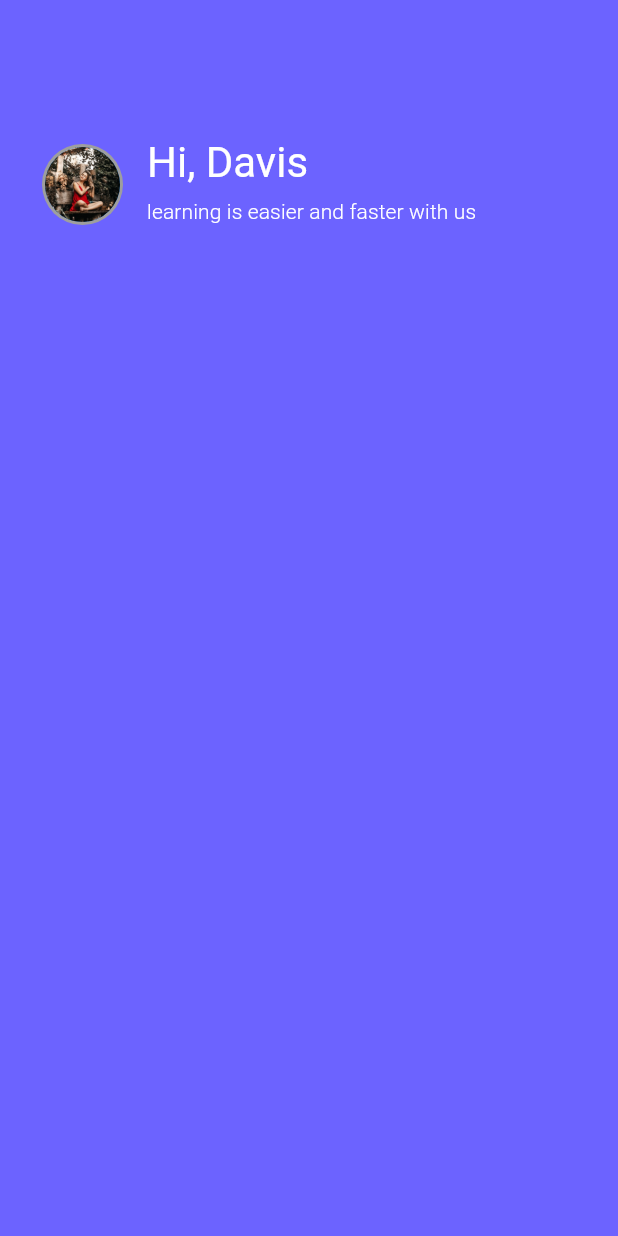
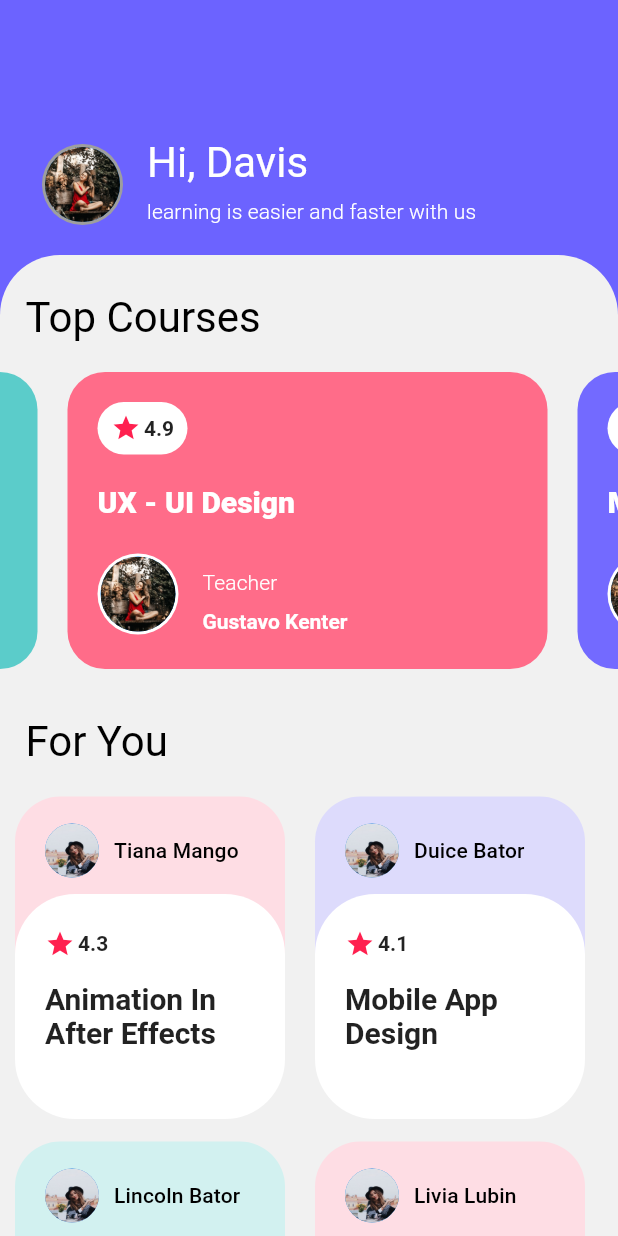
Before and after one commit to IMEF-FEMI/Flutter-Online-Learning-App-Concept, a Flutter app: the screen it shows after launch, on a phone screen of 412 x 824 dp. Run offline on Flutter 3.47's test engine with Material 2 defaults, Android fonts, the phone set to English and light mode, and no system bars.

Commit message:
added detail screen

```diff
--- /dev/null
+++ b/lib/course_detail.dart
@@ -0,0 +1,90 @@
+import 'package:flutter/material.dart';
+
+class CourseDetail extends StatelessWidget {
+  @override
+  Widget build(BuildContext context) {
+    return Scaffold(
+      body: Stack(
+        fit: StackFit.expand,
+        children: <Widget>[
+          Positioned(
+            top: 20,
+            child: Container(
+              child: Padding(
+                  padding: const EdgeInsets.only(left: 20.0, top: 80),
+                  child: InkWell(
+                    onTap: () => Navigator.of(context).pop(),
+                    child: Row(
+                      children: <Widget>[
+                        Icon(
+                          Icons.arrow_back_ios,
+                          color: Colors.white,
+                        ),
+                        SizedBox(width: 15),
+                        Text(
+                          "Back",
+                          style: Theme.of(context).textTheme.headline5.copyWith(
+                                color: Colors.white,
+                              ),
+                        )
+                      ],
+                    ),
+                  )),
+            ),
+          ),
+          Positioned(
+            top: 170,
+            left: 0,
+            child: Container(
+              padding: EdgeInsets.only(top: 25),
+              height: MediaQuery.of(context).size.height,
+              width: MediaQuery.of(context).size.width,
+              decoration: BoxDecoration(
+                  borderRadius: BorderRadius.vertical(top: Radius.circular(40)),
+                  color: Color(0xfff1f1f1)),
+              child: ListView(
+                children: <Widget>[
+                  Padding(
+                    padding: const EdgeInsets.symmetric(horizontal: 18.0),
+                    child: ListTile(
+                      isThreeLine: true,
+                      leading: Container(
+                        width: 150,
+                        height: 250,
+                        decoration: BoxDecoration(
+                          color: Colors.red,
+                          borderRadius:
+                              BorderRadius.all(Radius.circular(20)),
+                        ),
+                      ),
+                      contentPadding: EdgeInsets.all(0),
+                      title: Padding(
+                        padding: const EdgeInsets.symmetric(vertical: 18.0),
+                        child: Text(
+                          'Hi, Davis ',
+                          style: TextStyle(
+                            // color: Colors.white,
+                            fontSize: 28,
+                            fontWeight: FontWeight.w400,
+                          ),
+                        ),
+                      ),
+                      subtitle: Text(
+                        'learning is easier and faster with us',
+                        style: Theme.of(context)
+                            .textTheme
+                            .subtitle2
+                            .copyWith(fontWeight: FontWeight.w300),
+                      ),
+                      onTap: () {},
+                    ),
+                  ),
+                ],
+              ),
+            ),
+          ),
+        ],
+      ),
+    );
+  }
+}
--- /dev/null
+++ b/lib/for_you_cards.dart
@@ -0,0 +1,107 @@
+import 'package:flutter/material.dart';
+
+class ForYouCard extends StatelessWidget {
+  final Color color;
+  final String name;
+  final String course;
+  final String rating;
+
+  const ForYouCard({Key key, this.color, this.name, this.course, this.rating}) : super(key: key);
+
+  @override
+  Widget build(BuildContext context) {
+    return Padding(
+      padding:
+          const EdgeInsets.only(top: 10, bottom: 0.0, left: 10, right: 10),
+      child: Stack(
+        children: <Widget>[
+          Container(
+            width: 180,
+            height: 200,
+            decoration: BoxDecoration(
+              color: color,
+              borderRadius: BorderRadius.all(Radius.circular(30)),
+            ),
+            child: Column(
+              children: <Widget>[
+                Padding(
+                  padding: const EdgeInsets.symmetric(
+                      vertical: 18.0, horizontal: 20.0),
+                  child: Row(
+                    children: <Widget>[
+                      CircleAvatar(
+                        radius: 18,
+                        backgroundColor: Colors.white,
+                        child: CircleAvatar(
+                          backgroundImage: AssetImage('assets/ol2.jpeg'),
+                          radius: 18,
+                        ),
+                      ),
+                      SizedBox(
+                        width: 10,
+                      ),
+                      Text(
+                        name,
+                        style: Theme.of(context).textTheme.subtitle2.copyWith(
+                              color: Colors.black,
+                              // fontWeight: FontWeight.w200,
+                            ),
+                      ),
+                    ],
+                  ),
+                ),
+              ],
+            ),
+          ),
+          Positioned(
+            top: 65,
+            left: 0,
+            child: Container(
+              width: 180,
+              height: 150,
+              decoration: BoxDecoration(
+                color: Color(0xffffffff),
+                borderRadius: BorderRadius.all(Radius.circular(40)),
+              ),
+              child: Column(
+                children: <Widget>[
+                  Padding(
+                    padding: const EdgeInsets.only(
+                        top: 23.0, left: 20.0, right: 20.0),
+                    child: Column(
+                      children: <Widget>[
+                        Row(
+                          mainAxisAlignment: MainAxisAlignment.start,
+                          children: <Widget>[
+                            Icon(
+                              Icons.star,
+                              size: 20,
+                              color: Color(0xffff204f),
+                            ),
+                            SizedBox(width: 2),
+                            Text(
+                              rating,
+                              style: TextStyle(fontWeight: FontWeight.w600),
+                            )
+                          ],
+                        ),
+                        SizedBox(
+                          height: 15,
+                        ),
+                        Text(course,
+                            style:
+                                Theme.of(context).textTheme.headline6.copyWith(
+                                      fontWeight: FontWeight.w600,
+                                    ))
+                      ],
+                    ),
+                  ),
+                ],
+              ),
+            ),
+          )
+        ],
+      ),
+    );
+  }
+}
--- a/lib/main.dart
+++ b/lib/main.dart
@@ -1,4 +1,5 @@
 import 'package:flutter/material.dart';
+import 'package:online_learning_app/for_you_cards.dart';
 
 import 'top_course_card.dart';
 
@@ -19,11 +20,21 @@ class MyApp extends StatelessWidget {
   }
 }
 
-class HomeScreen extends StatelessWidget {
+class HomeScreen extends StatefulWidget {
+  @override
+  _HomeScreenState createState() => _HomeScreenState();
+}
+
+class _HomeScreenState extends State<HomeScreen> {
+  final ScrollController _controller = ScrollController(
+    initialScrollOffset: 305,
+  );
+
   @override
   Widget build(BuildContext context) {
     return Scaffold(
       body: Stack(
+        fit: StackFit.expand,
         children: <Widget>[
           Container(
             child: Padding(
@@ -59,95 +70,116 @@ class HomeScreen extends StatelessWidget {
               ),
             ),
           ),
+          Positioned(
+            top: 170,
+            left: 0,
+            child: Container(
+              padding: EdgeInsets.only(top: 25),
+              height: MediaQuery.of(context).size.height,
+              width: MediaQuery.of(context).size.width,
+              decoration: BoxDecoration(
+                  borderRadius: BorderRadius.vertical(top: Radius.circular(40)),
+                  color: Color(0xfff1f1f1)),
+              child: ListView(
+                children: <Widget>[
+                  Padding(
+                    padding: const EdgeInsets.symmetric(
+                      horizontal: 17,
+                    ),
+                    child: Text(
+                      "Top Courses",
+                      style: Theme.of(context)
+                          .textTheme
+                          .headline4
+                          .copyWith(color: Colors.black, fontSize: 28),
+                    ),
+                  ),
+                  SizedBox(
+                    height: 250,
+                    child: ListView(
+                      controller: _controller,
+                      scrollDirection: Axis.horizontal,
+                      shrinkWrap: true,
+                      children: <Widget>[
+                        TopCourse(
+                          color: Color(0xff5bccca),
+                          courseTitle: "Web - HTML / CSS",
+                        ),
+                        TopCourse(
+                          color: Color(0xffff6c89),
+                          courseTitle: "UX - UI Design",
+                        ),
+                        TopCourse(
+                          color: Color(0xff736aff),
+                          courseTitle: "Mobile - Flutter",
+                        ),
+                      ],
+                    ),
+                  ),
+                  Padding(
+                    padding: const EdgeInsets.symmetric(
+                      horizontal: 17,
+                    ),
+                    child: Text(
+                      "For You",
+                      style: Theme.of(context)
+                          .textTheme
+                          .headline4
+                          .copyWith(color: Colors.black, fontSize: 28),
+                    ),
+                  ),
+                  SizedBox(height: 10,),
+
+                  SizedBox(
+                    height: 230,
+                    child: ListView(
+                      controller: _controller,
+                      scrollDirection: Axis.horizontal,
+                      shrinkWrap: true,
+                      children: <Widget>[
+                        ForYouCard(
+                          color: Color(0xfffedde4),
+                          name: "Tiana Mango",
+                          course: "Animation In After Effects",
+                          rating: "4.3",
+                        ),
+                        ForYouCard(
+                          color: Color(0xffdddbfc),
+                          name: "Duice Bator",
+                          course: "Mobile App Design",
+                          rating: "4.1",
+                        ),
+                      ],
+                    ),
+                  ),
+                  SizedBox(
+                    height: 430,
+                    child: ListView(
+                      controller: _controller,
+                      scrollDirection: Axis.horizontal,
+                      shrinkWrap: true,
+                      children: <Widget>[
+                        ForYouCard(
+                          color: Color(0xffd2f1f0),
+                          name: "Lincoln Bator",
+                          course: "Animation In After Effects",
+                          rating: "4.5",
+                        ),
+                        ForYouCard(
+                          color: Color(0xfffedde4),
+                          name: "Livia Lubin",
+                          course: "Mobile App Design",
+                          rating: "4.7",
+                        ),
+                      ],
+                    ),
+                  ),
+                ],
+              ),
+            ),
+          ),
         ],
       ),
-      // body: Column(
-      //   children: <Widget>[
-      //     SizedBox(
-      //       height: 80,
-      //     ),
-      //     Padding(
-      //       padding: const EdgeInsets.symmetric(horizontal: 28.0),
-      //       child: ListTile(
-      //         isThreeLine: true,
-      //         leading: CircleAvatar(
-      //           radius: 27,
-      //           backgroundColor: Colors.grey[500],
-      //           child: CircleAvatar(
-      //             backgroundImage: AssetImage('assets/ol1.jpeg'),
-      //             radius: 25,
-      //           ),
-      //         ),
-      //         contentPadding: EdgeInsets.all(0),
-      //         title: Padding(
-      //           padding: const EdgeInsets.symmetric(vertical: 8.0),
-      //           child: Text(
-      //             'Hi, Davis ',
-      //             style: TextStyle(
-      //               color: Colors.white,
-      //               fontSize: 28,
-      //               fontWeight: FontWeight.w500,
-      //             ),
-      //           ),
-      //         ),
-      //         subtitle: Text(
-      //           'learning is easier and faster with us',
-      //           style: Theme.of(context)
-      //               .textTheme
-      //               .subtitle2
-      //               .copyWith(color: Colors.white, fontWeight: FontWeight.w300),
-      //         ),
-      //         onTap: () {},
-      //       ),
-      //     ),
-      //     SizedBox(
-      //       height: 20,
-      //     ),
-      //     Container(
-      //       decoration: BoxDecoration(
-      //         color: Color(0xffffffff),
-      //         borderRadius: BorderRadius.only(
-      //             topRight: Radius.circular(40), topLeft: Radius.circular(40)),
-      //       ),
-      //       margin: EdgeInsets.all(8),
-      //       constraints: BoxConstraints.expand(height: 300, ),
-      //       width: MediaQuery.of(context).size.width,
-      //       child: Column(
-      //         crossAxisAlignment: CrossAxisAlignment.start,
-      //         children: <Widget>[
-      //           SizedBox(
-      //             height: 20,
-      //           ),
-      //           Padding(
-      //             padding: const EdgeInsets.symmetric(horizontal:15,),
-      //             child: Text(
-      //               "Top Courses",
-      //               style: Theme.of(context)
-      //                   .textTheme
-      //                   .headline4
-      //                   .copyWith(color: Colors.black, fontSize: 30),
-      //             ),
-      //           ),
-      //           Expanded(
-      //               child: GridView.count(
-      //             scrollDirection: Axis.horizontal,
-      //             crossAxisCount: 1,
-      //             crossAxisSpacing: 10,
-      //             mainAxisSpacing: 10,
-      //             children: <Widget>[
-      //               TopCourse(
-      //                 color: Colors.pink,
-      //               ),
-      //               TopCourse(
-      //                 color: Colors.blue,
-      //               ),
-      //             ],
-      //           )),
-      //         ],
-      //       ),
-      //     )
-      //   ],
-      // ),
     );
   }
 }
--- a/lib/top_course_card.dart
+++ b/lib/top_course_card.dart
@@ -1,30 +1,97 @@
 import 'package:flutter/material.dart';
+
+import 'course_detail.dart';
 
 class TopCourse extends StatelessWidget {
   final Color color;
+  final String courseTitle;
 
-  const TopCourse({Key key, this.color}) : super(key: key);
+  const TopCourse({Key key, this.color, this.courseTitle}) : super(key: key);
   @override
   Widget build(BuildContext context) {
-    return Padding(
-      padding: const EdgeInsets.symmetric(vertical: 40.0, horizontal: 10),
+    return Column(
+      children: <Widget>[
+        Padding(
+          padding:
+              const EdgeInsets.only(top: 20, bottom: 20.0, left: 10, right: 10),
           child: Container(
+            width: 320,
             child: Material(
               color: color,
-            borderRadius: BorderRadius.all(Radius.circular(20)),
+              borderRadius: BorderRadius.all(Radius.circular(25)),
               child: InkWell(
-      borderRadius: BorderRadius.all(Radius.circular(20)),
-      onTap: () {},
+                borderRadius: BorderRadius.all(Radius.circular(25)),
+                onTap: () => Navigator.of(context).push(MaterialPageRoute(
+                      builder: (context) => CourseDetail())),
                 child: Padding(
-        padding: EdgeInsets.all(10),
+                  padding: EdgeInsets.symmetric(horizontal: 20, vertical: 20),
                   child: Column(
                     mainAxisAlignment: MainAxisAlignment.center,
                     crossAxisAlignment: CrossAxisAlignment.start,
                     children: <Widget>[
+                      Container(
+                        height: 35,
+                        width: 60,
+                        decoration: BoxDecoration(
+                            borderRadius: BorderRadius.all(Radius.circular(25)),
+                            color: Colors.white),
+                        child: Row(
+                          mainAxisAlignment: MainAxisAlignment.center,
+                          children: <Widget>[
                             Icon(
                               Icons.star,
                               size: 20,
-              color: Colors.red,
+                              color: Color(0xffff204f),
+                            ),
+                            SizedBox(width: 2),
+                            Text(
+                              "4.9",
+                              style: TextStyle(fontWeight: FontWeight.w600),
+                            )
+                          ],
+                        ),
+                      ),
+                      SizedBox(
+                        height: 20,
+                      ),
+                      Text(
+                        courseTitle,
+                        style: Theme.of(context).textTheme.headline6.copyWith(
+                              color: Colors.white,
+                              fontWeight: FontWeight.w800,
+                            ),
+                      ),
+                      SizedBox(
+                        height: 20,
+                      ),
+                      ListTile(
+                        isThreeLine: true,
+                        leading: CircleAvatar(
+                          radius: 27,
+                          backgroundColor: Colors.white,
+                          child: CircleAvatar(
+                            backgroundImage: AssetImage('assets/ol1.jpeg'),
+                            radius: 25,
+                          ),
+                        ),
+                        contentPadding: EdgeInsets.all(0),
+                        title: Padding(
+                          padding: const EdgeInsets.symmetric(vertical: 10.0),
+                          child: Text(
+                            'Teacher ',
+                            style:
+                                Theme.of(context).textTheme.subtitle2.copyWith(
+                                      color: Colors.white,
+                                      fontWeight: FontWeight.w300,
+                                    ),
+                          ),
+                        ),
+                        subtitle: Text(
+                          'Gustavo Kenter',
+                          style: Theme.of(context).textTheme.bodyText2.copyWith(
+                              color: Colors.white, fontWeight: FontWeight.w700),
+                        ),
+                        onTap: () {},
                       ),
                     ],
                   ),
@@ -32,6 +99,8 @@ class TopCourse extends StatelessWidget {
               ),
             ),
           ),
+        ),
+      ],
     );
   }
 }
```
Also changed, not shown: 1 other file. Lines whose indentation alone changed are shown as unchanged.
